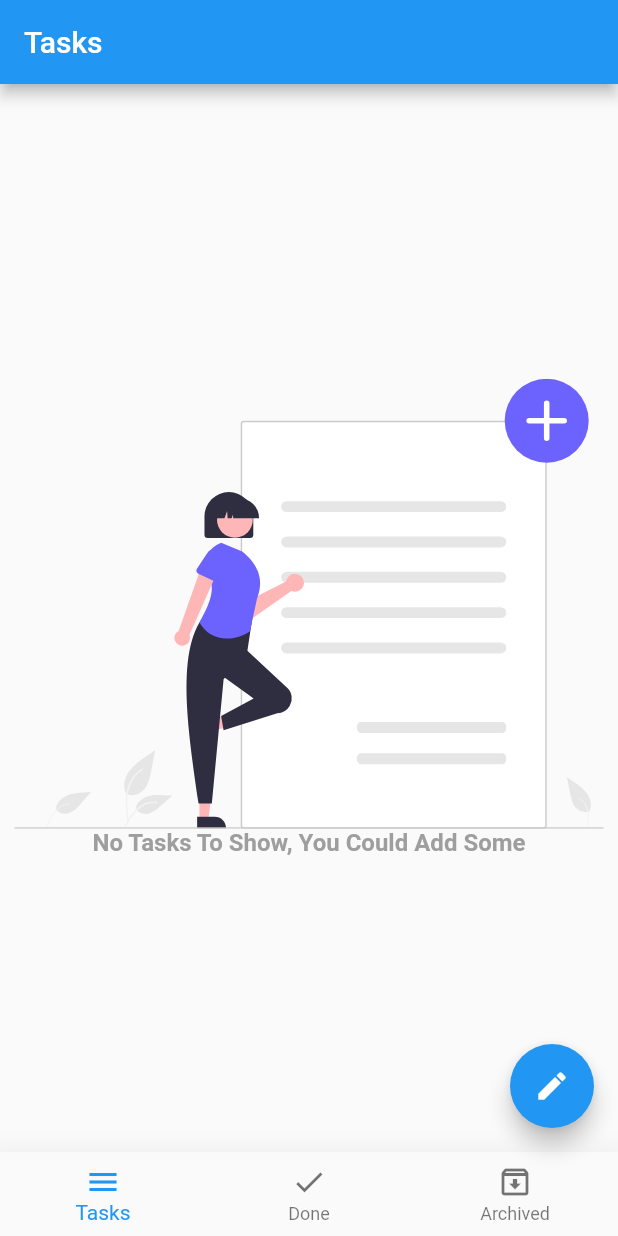
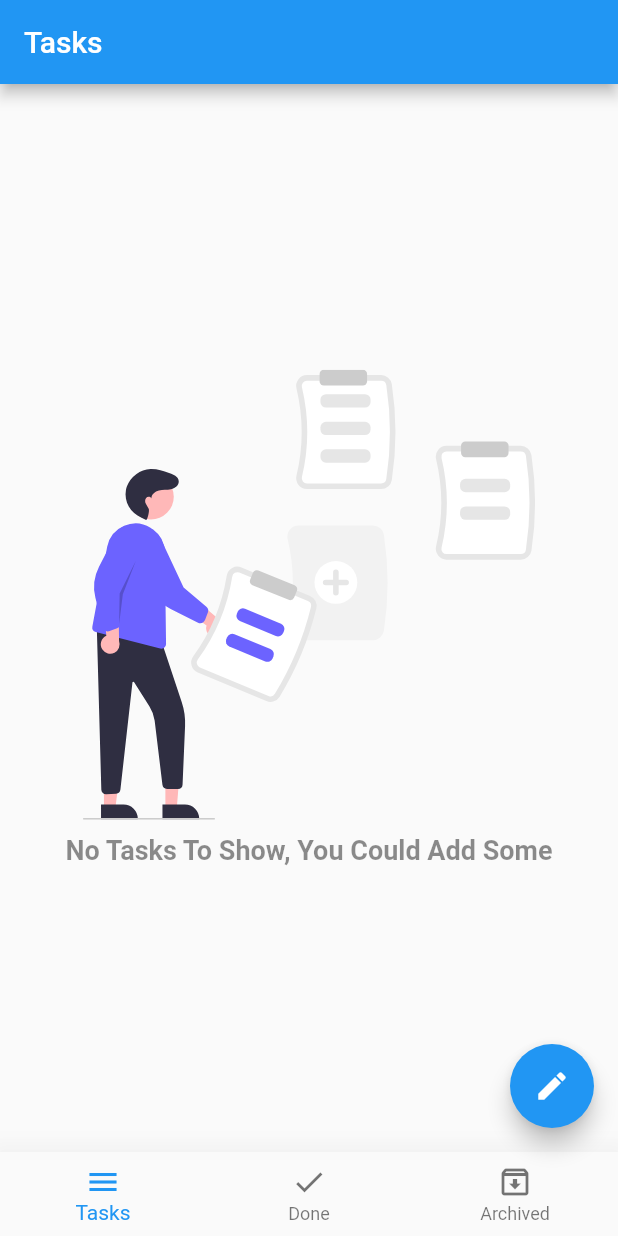
Before and after one commit to jabirelamean/todo_app1, a Flutter app: the screen it shows after launch, on a phone screen of 412 x 824 dp. Run offline on Flutter 3.47's test engine with Material 2 defaults, Android fonts, the phone set to English and light mode, and no system bars; our stand-ins replace bloc, flutter_bloc, flutter_svg, sqflite; accounts and stored records are empty.

Commit message:
app comleted

```diff
--- a/lib/shared/components/tasks_builder_widger.dart
+++ b/lib/shared/components/tasks_builder_widger.dart
@@ -31,16 +31,17 @@ Widget tasksBuilder({
     child: Column(
       mainAxisAlignment: MainAxisAlignment.center,
       children: [
-        SvgPicture.asset('assets/images/undraw_add_document_re_mbjx.svg',
+        SvgPicture.asset('assets/images/undraw_add_notes_re_ln36.svg',
           fit: BoxFit.contain,
           height: 300,
         ),
+        SizedBox(height: 10,),
         Text(
           'No Tasks To Show, You Could Add Some',
           style: TextStyle(
-            fontSize: 16,
+            fontSize: 18,
             fontWeight: FontWeight.bold,
-            color: Colors.grey,
+            color: Colors.black45,
           ),
         ),
       ],
--- a/pubspec.yaml
+++ b/pubspec.yaml
@@ -48,6 +48,7 @@ flutter:
   # To add assets to your application, add an assets section, like this:
   assets:
     - assets/images/undraw_add_document_re_mbjx.svg
+    - assets/images/undraw_add_notes_re_ln36.svg
   #   - images/a_dot_ham.jpeg
 
   # An image asset can refer to one or more resolution-specific "variants", see
```
Also changed, not shown: assets/images/undraw_add_notes_re_ln36.svg (added).
